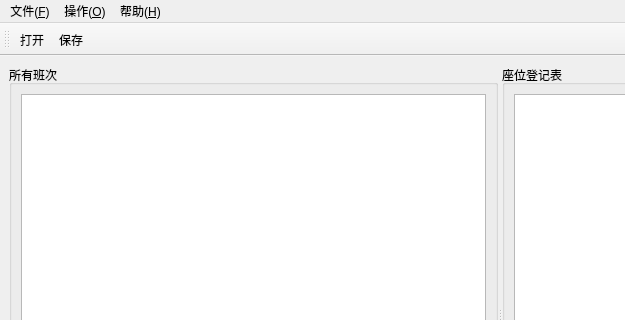
citrus-dot/QTrainTixSys, file mainwindow.ui: the form before one commit; both pictures show x 0 to 625 and y 0 to 320 of the 1000 by 600 pixel window.
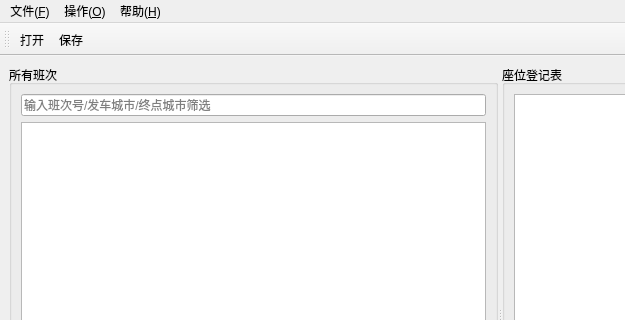
The form after the commit.

Commit message: V10: 筛选与搜索

What changed in the file:
```diff
--- a/mainwindow.ui
+++ b/mainwindow.ui
@@ -25,6 +25,16 @@
         <string>所有班次</string>
        </property>
        <layout class="QVBoxLayout" name="trainLayout">
+        <item>
+         <widget class="QLineEdit" name="searchEdit">
+          <property name="placeholderText">
+           <string>输入班次号/发车城市/终点城市筛选</string>
+          </property>
+          <property name="clearButtonEnabled">
+           <bool>true</bool>
+          </property>
+         </widget>
+        </item>
         <item>
          <widget class="QTableWidget" name="trainTable"/>
         </item>
```
The commit also changes 4 other files.
